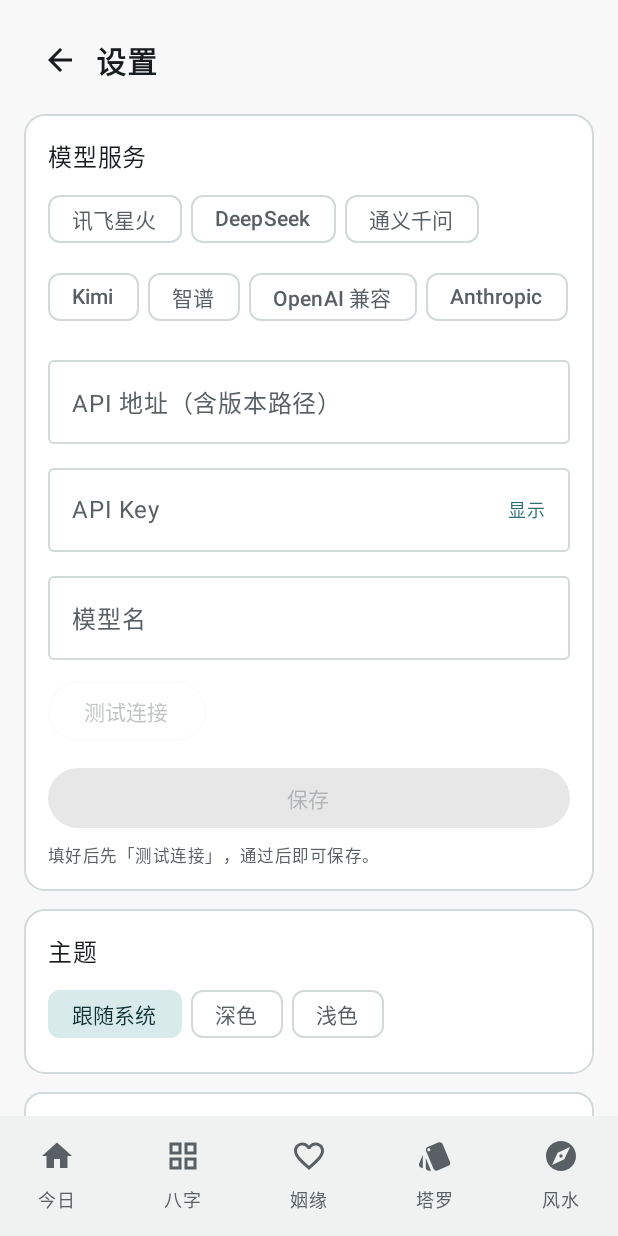
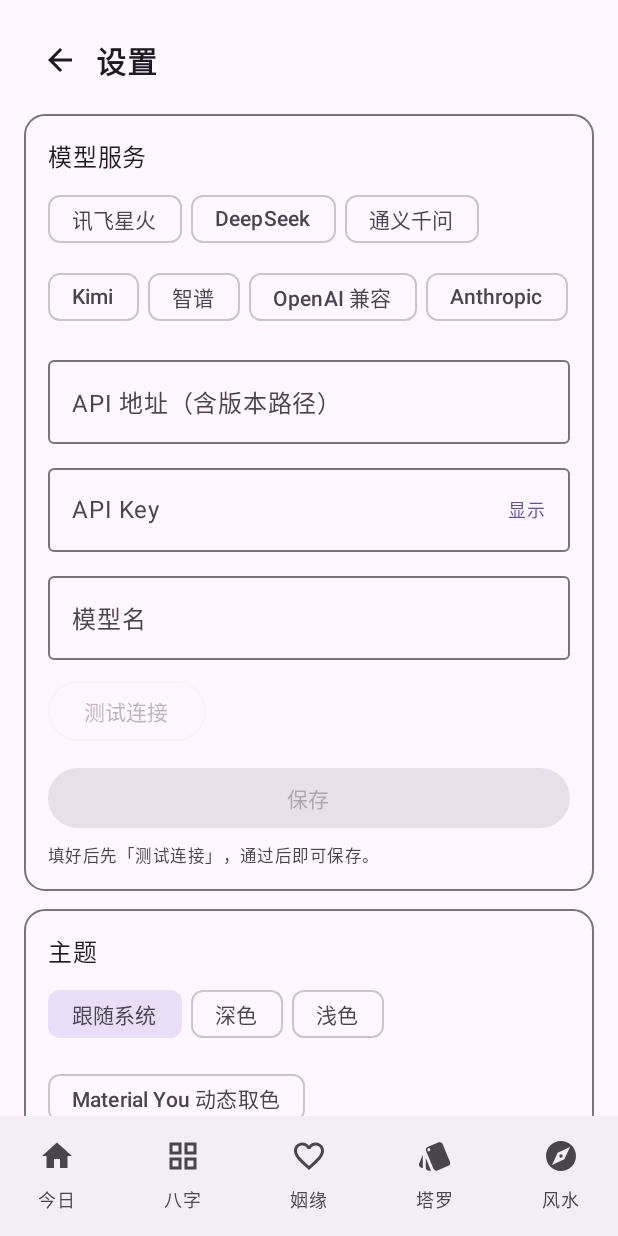
Before and after one commit to yuxing28/tianji, an Android app built with Jetpack Compose: the screen it shows after launch (MainActivity), after a tap on "设置", on a phone screen of 412 x 824 dp. Run offline under Robolectric (Android 15) with nearby library versions, the phone set to English and light mode, and no system bars; 1 statement that could not run was skipped.

Commit message:
feat: 升级 Material 3 Expressive + Material You 动态取色
- Kotlin 2.0.21 -> 2.2.20, AGP 8.7.3 -> 8.13.0, Gradle 8.11.1 -> 8.13
- Compose BOM 2024.12.01 -> 2026.01.01 (material3 1.4.0 stable)
- compileSdk/targetSdk 35 -> 36; activity/navigation/lifecycle/serialization 同步升级
- Theme.kt: MaterialTheme -> MaterialExpressiveTheme, 以 expressive 配色为基底保留青玉品牌色
- 新增 Material You 动态取色开关 (Android 12+), 设置页可切换, 默认关闭

```diff
--- a/app/src/main/java/com/tianji/app/MainActivity.kt
+++ b/app/src/main/java/com/tianji/app/MainActivity.kt
@@ -47,7 +47,8 @@ class MainActivity : ComponentActivity() {
         )
         setContent {
             val themeMode by AppSettingsStore.flow(this).collectAsState(initial = "system")
-            TianjiTheme(themeMode) {
+            val dynamicColor by AppSettingsStore.dynamicColorFlow(this).collectAsState(initial = false)
+            TianjiTheme(themeMode, dynamicColor) {
                 TianjiApp()
             }
         }
--- a/app/src/main/java/com/tianji/app/data/LlmConfigStore.kt
+++ b/app/src/main/java/com/tianji/app/data/LlmConfigStore.kt
@@ -49,6 +49,7 @@ object LlmConfigStore {
 
 object AppSettingsStore {
     private val KEY_THEME = stringPreferencesKey("theme_mode")
+    private val KEY_DYNAMIC_COLOR = androidx.datastore.preferences.core.booleanPreferencesKey("dynamic_color")
 
     fun flow(context: Context): Flow<String> =
         context.dataStore.data.map { p -> p[KEY_THEME] ?: "system" }
@@ -56,4 +57,12 @@ object AppSettingsStore {
     suspend fun save(context: Context, mode: String) {
         context.dataStore.edit { p -> p[KEY_THEME] = mode }
     }
+
+    /** Material You 动态取色开关（Android 12+ 生效），默认关闭以保留品牌配色。 */
+    fun dynamicColorFlow(context: Context): Flow<Boolean> =
+        context.dataStore.data.map { p -> p[KEY_DYNAMIC_COLOR] ?: false }
+
+    suspend fun saveDynamicColor(context: Context, enabled: Boolean) {
+        context.dataStore.edit { p -> p[KEY_DYNAMIC_COLOR] = enabled }
+    }
 }
--- a/app/src/main/java/com/tianji/app/ui/screens/Screens.kt
+++ b/app/src/main/java/com/tianji/app/ui/screens/Screens.kt
@@ -990,6 +990,7 @@ fun SettingsScreen(onBack: () -> Unit, onHistory: () -> Unit) {
     val scope = rememberCoroutineScope()
     val saved by remember { LlmConfigStore.flow(context) }.collectAsState(initial = LlmConfig())
     val themeMode by remember { AppSettingsStore.flow(context) }.collectAsState(initial = "system")
+    val dynamicColor by remember { AppSettingsStore.dynamicColorFlow(context) }.collectAsState(initial = false)
     var provider by remember(saved.provider) { mutableStateOf(saved.provider) }
     var baseUrl by remember(saved.baseUrl) { mutableStateOf(saved.baseUrl) }
     var apiKey by remember(saved.apiKey) { mutableStateOf(saved.apiKey) }
@@ -1140,6 +1141,17 @@ fun SettingsScreen(onBack: () -> Unit, onHistory: () -> Unit) {
                     )
                 }
             }
+            Spacer(Modifier.height(8.dp))
+            FilterChip(
+                selected = dynamicColor,
+                onClick = { scope.launch { AppSettingsStore.saveDynamicColor(context, !dynamicColor) } },
+                label = { Text("Material You 动态取色") },
+            )
+            Text(
+                "开启后跟随系统壁纸配色（Android 12+ 生效），关闭使用天机默认青玉配色。",
+                style = MaterialTheme.typography.labelSmall,
+                color = MaterialTheme.colorScheme.onSurfaceVariant,
+            )
         }
         Spacer(Modifier.height(12.dp))
         ModuleCard(Icons.Outlined.History, "解读历史", "过往的 AI 解读记录", onHistory)
--- a/app/src/main/java/com/tianji/app/ui/theme/Theme.kt
+++ b/app/src/main/java/com/tianji/app/ui/theme/Theme.kt
@@ -1,11 +1,15 @@
 package com.tianji.app.ui.theme
 
+import android.os.Build
 import androidx.compose.foundation.isSystemInDarkTheme
-import androidx.compose.material3.MaterialTheme
+import androidx.compose.material3.MaterialExpressiveTheme
 import androidx.compose.material3.Typography
-import androidx.compose.material3.darkColorScheme
-import androidx.compose.material3.lightColorScheme
+import androidx.compose.material3.dynamicDarkColorScheme
+import androidx.compose.material3.dynamicLightColorScheme
+import androidx.compose.material3.expressiveDarkColorScheme
+import androidx.compose.material3.expressiveLightColorScheme
 import androidx.compose.runtime.Composable
+import androidx.compose.ui.platform.LocalContext
 import androidx.compose.ui.graphics.Color
 import androidx.compose.ui.text.TextStyle
 import androidx.compose.ui.text.font.FontWeight
@@ -23,7 +27,24 @@ val InkSecondary = Color(0xFF3A3D42)
 val InkOutline = Color(0xFF232529)
 val InkError = Color(0xFFE5695E)
 
-private val InkColors = darkColorScheme(
+// 纸（浅色）：暖白底 + 同一青玉色；容器色全部走青绿系，替代 Material 默认的紫色系
+val PaperBackground = Color(0xFFF7F8F7)
+val PaperSurface = Color(0xFFFFFFFF)
+val PaperSurface2 = Color(0xFFEDF0F0)
+val PaperForeground = Color(0xFF191C1E)
+val PaperMuted = Color(0xFF596065)
+val PaperPrimary = Color(0xFF2E6F76)
+val PaperOnPrimary = Color(0xFFFFFFFF)
+val PaperSecondary = Color(0xFFDCE4E4)
+val PaperOutline = Color(0xFFD3D9DA)
+val PaperError = Color(0xFFA93B2C)
+
+/**
+ * 在 Material 3 Expressive 基础配色上覆盖品牌「青玉」色。
+ * Expressive base 提供 tertiary / surfaceTint / scrim 等全部色槽的现代化默认值，
+ * copy() 只覆盖项目品牌关心的槽位，其余跟随 Expressive 设计规范。
+ */
+private fun inkExpressive() = expressiveDarkColorScheme().copy(
     primary = InkPrimary,
     onPrimary = InkOnPrimary,
     primaryContainer = Color(0xFF1F3E42),
@@ -54,19 +75,7 @@ private val InkColors = darkColorScheme(
     inversePrimary = Color(0xFF2E6F76),
 )
 
-// 纸（浅色）：暖白底 + 同一青玉色；容器色全部走青绿系，替代 Material 默认的紫色系
-val PaperBackground = Color(0xFFF7F8F7)
-val PaperSurface = Color(0xFFFFFFFF)
-val PaperSurface2 = Color(0xFFEDF0F0)
-val PaperForeground = Color(0xFF191C1E)
-val PaperMuted = Color(0xFF596065)
-val PaperPrimary = Color(0xFF2E6F76)
-val PaperOnPrimary = Color(0xFFFFFFFF)
-val PaperSecondary = Color(0xFFDCE4E4)
-val PaperOutline = Color(0xFFD3D9DA)
-val PaperError = Color(0xFFA93B2C)
-
-private val PaperColors = lightColorScheme(
+private fun paperExpressive() = expressiveLightColorScheme().copy(
     primary = PaperPrimary,
     onPrimary = PaperOnPrimary,
     primaryContainer = Color(0xFFC4E4E7),
@@ -118,14 +127,26 @@ private val TianjiTypography = Typography().run {
 }
 
 @Composable
-fun TianjiTheme(themeMode: String = "system", content: @Composable () -> Unit) {
+fun TianjiTheme(
+    themeMode: String = "system",
+    dynamicColor: Boolean = false,
+    content: @Composable () -> Unit,
+) {
     val dark = when (themeMode) {
         "dark" -> true
         "light" -> false
         else -> isSystemInDarkTheme()
     }
-    MaterialTheme(
-        colorScheme = if (dark) InkColors else PaperColors,
+    val colorScheme = when {
+        // Material You：Android 12+ 从壁纸提取动态配色
+        dynamicColor && Build.VERSION.SDK_INT >= Build.VERSION_CODES.S -> {
+            val context = LocalContext.current
+            if (dark) dynamicDarkColorScheme(context) else dynamicLightColorScheme(context)
+        }
+        else -> if (dark) inkExpressive() else paperExpressive()
+    }
+    MaterialExpressiveTheme(
+        colorScheme = colorScheme,
         typography = TianjiTypography,
         content = content,
     )
```
Also changed, not shown: app/build.gradle.kts (+9 -9 lines), build.gradle.kts (+4 -4 lines), gradle/wrapper/gradle-wrapper.properties.
